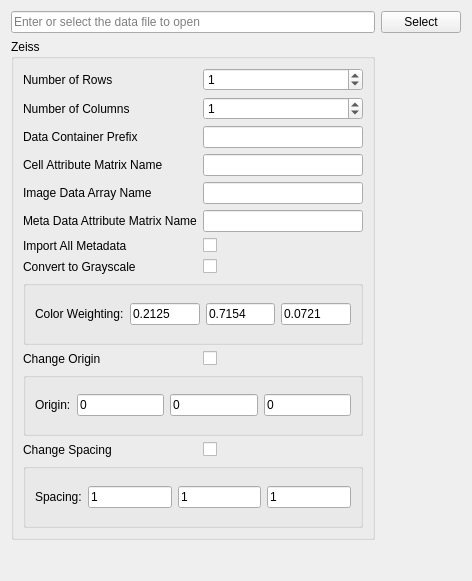
The window that SIMPLVtkLib/Wizards/ImportMontage/UI_Files/ZeissImportPage.ui (tplatt77/SIMPLVtkLib) describes before a commit, drawn with Qt 5.
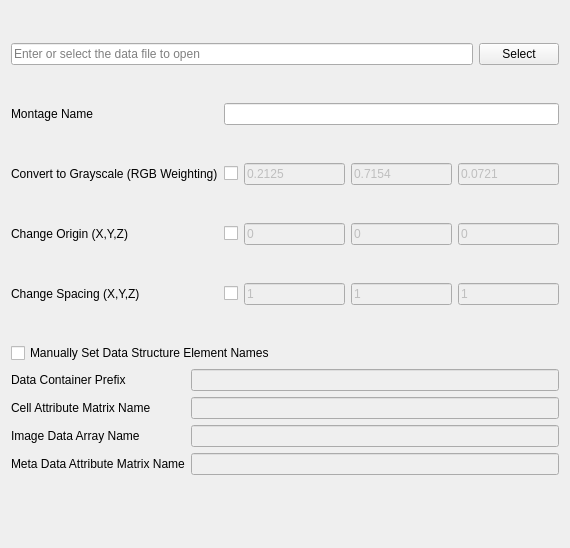
The same window after the commit.

Commit message: Removing numOfRows and numOfCols fields from the Zeiss Import wizard page, because we are already getting this information from the XML file.  Setting the pipeline to always import all Zeiss metadata.  Creating an "Advanced" section at the bottom of the wizard page that contains fields for manual DCA element names entry.

What changed in the file:
```diff
--- a/SIMPLVtkLib/Wizards/ImportMontage/UI_Files/ZeissImportPage.ui
+++ b/SIMPLVtkLib/Wizards/ImportMontage/UI_Files/ZeissImportPage.ui
@@ -6,279 +6,295 @@
    <rect>
     <x>0</x>
     <y>0</y>
-    <width>472</width>
-    <height>581</height>
+    <width>570</width>
+    <height>548</height>
    </rect>
   </property>
   <property name="windowTitle">
    <string>WizardPage</string>
   </property>
-  <layout class="QGridLayout" name="gridLayout" columnstretch="0,0,0">
+  <layout class="QGridLayout" name="gridLayout" columnstretch="0,0,0,0,0,0">
    <property name="sizeConstraint">
     <enum>QLayout::SetDefaultConstraint</enum>
    </property>
-   <item row="1" column="2">
-    <widget class="QPushButton" name="selectButton">
+   <item row="2" column="1">
+    <widget class="QLabel" name="label_17">
      <property name="text">
-      <string>Select</string>
+      <string>Montage Name</string>
      </property>
     </widget>
    </item>
-   <item row="1" column="1">
+   <item row="7" column="5">
+    <widget class="QLineEdit" name="colorWeightingB">
+     <property name="enabled">
+      <bool>false</bool>
+     </property>
+     <property name="minimumSize">
+      <size>
+       <width>56</width>
+       <height>21</height>
+      </size>
+     </property>
+     <property name="text">
+      <string>0.0721</string>
+     </property>
+    </widget>
+   </item>
+   <item row="7" column="2">
+    <widget class="QCheckBox" name="convertGrayscaleCB">
+     <property name="text">
+      <string/>
+     </property>
+    </widget>
+   </item>
+   <item row="8" column="3">
+    <widget class="QLineEdit" name="originX">
+     <property name="enabled">
+      <bool>false</bool>
+     </property>
+     <property name="minimumSize">
+      <size>
+       <width>56</width>
+       <height>21</height>
+      </size>
+     </property>
+     <property name="text">
+      <string>0</string>
+     </property>
+    </widget>
+   </item>
+   <item row="2" column="2" colspan="4">
+    <widget class="QLineEdit" name="zeissMontageNameLE"/>
+   </item>
+   <item row="8" column="1">
+    <widget class="QLabel" name="label_3">
+     <property name="text">
+      <string>Change Origin (X,Y,Z)</string>
+     </property>
+    </widget>
+   </item>
+   <item row="9" column="1">
+    <widget class="QLabel" name="label_4">
+     <property name="text">
+      <string>Change Spacing (X,Y,Z)</string>
+     </property>
+    </widget>
+   </item>
+   <item row="9" column="3">
+    <widget class="QLineEdit" name="spacingX">
+     <property name="enabled">
+      <bool>false</bool>
+     </property>
+     <property name="minimumSize">
+      <size>
+       <width>56</width>
+       <height>21</height>
+      </size>
+     </property>
+     <property name="text">
+      <string>1</string>
+     </property>
+    </widget>
+   </item>
+   <item row="0" column="1" colspan="5">
+    <layout class="QHBoxLayout" name="horizontalLayout">
+     <property name="bottomMargin">
+      <number>0</number>
+     </property>
+     <item>
     <widget class="QLineEdit" name="zeissDataFileLE">
      <property name="placeholderText">
       <string>Enter or select the data file to open</string>
      </property>
     </widget>
    </item>
-   <item row="2" column="1">
-    <widget class="QGroupBox" name="configFileMetadata">
-     <property name="title">
-      <string>Zeiss</string>
-     </property>
-     <layout class="QGridLayout" name="configFileMetadataLayout">
-      <item row="11" column="0">
-       <widget class="QLabel" name="label_4">
+     <item>
+      <widget class="QPushButton" name="selectButton">
+       <property name="text">
+        <string>Select</string>
+       </property>
+      </widget>
+     </item>
+    </layout>
+   </item>
+   <item row="9" column="5">
+    <widget class="QLineEdit" name="spacingZ">
+     <property name="enabled">
+      <bool>false</bool>
+     </property>
+     <property name="minimumSize">
+      <size>
+       <width>56</width>
+       <height>21</height>
+      </size>
+     </property>
         <property name="text">
-         <string>Change Spacing</string>
+      <string>1</string>
         </property>
        </widget>
       </item>
-      <item row="0" column="1">
-       <widget class="QSpinBox" name="zeissNumOfRowsSB">
-        <property name="value">
-         <number>1</number>
+   <item row="8" column="2">
+    <widget class="QCheckBox" name="changeOriginCB">
+     <property name="text">
+      <string/>
         </property>
        </widget>
       </item>
-      <item row="1" column="0">
-       <widget class="QLabel" name="label_2">
+   <item row="8" column="4">
+    <widget class="QLineEdit" name="originY">
+     <property name="enabled">
+      <bool>false</bool>
+     </property>
+     <property name="minimumSize">
+      <size>
+       <width>56</width>
+       <height>21</height>
+      </size>
+     </property>
         <property name="text">
-         <string>Number of Columns</string>
+      <string>0</string>
         </property>
        </widget>
       </item>
-      <item row="1" column="1">
-       <widget class="QSpinBox" name="zeissNumOfColsSB">
-        <property name="value">
-         <number>1</number>
-        </property>
-       </widget>
-      </item>
-      <item row="0" column="0">
-       <widget class="QLabel" name="label">
+   <item row="7" column="4">
+    <widget class="QLineEdit" name="colorWeightingG">
+     <property name="enabled">
+      <bool>false</bool>
+     </property>
+     <property name="minimumSize">
+      <size>
+       <width>56</width>
+       <height>21</height>
+      </size>
+     </property>
+     <property name="text">
+      <string>0.7154</string>
+     </property>
+    </widget>
+   </item>
+   <item row="7" column="3">
+    <widget class="QLineEdit" name="colorWeightingR">
+     <property name="enabled">
+      <bool>false</bool>
+     </property>
+     <property name="minimumSize">
+      <size>
+       <width>56</width>
+       <height>21</height>
+      </size>
+     </property>
         <property name="text">
-         <string>Number of Rows</string>
+      <string>0.2125</string>
         </property>
        </widget>
       </item>
-      <item row="5" column="0">
-       <widget class="QLabel" name="label_14">
+   <item row="8" column="5">
+    <widget class="QLineEdit" name="originZ">
+     <property name="enabled">
+      <bool>false</bool>
+     </property>
+     <property name="minimumSize">
+      <size>
+       <width>56</width>
+       <height>21</height>
+      </size>
+     </property>
         <property name="text">
-         <string>Meta Data Attribute Matrix Name</string>
+      <string>0</string>
         </property>
        </widget>
       </item>
-      <item row="2" column="1">
-       <widget class="QLineEdit" name="zeissDataContainerPrefixLE"/>
-      </item>
-      <item row="7" column="0">
+   <item row="9" column="4">
+    <widget class="QLineEdit" name="spacingY">
+     <property name="enabled">
+      <bool>false</bool>
+     </property>
+     <property name="minimumSize">
+      <size>
+       <width>56</width>
+       <height>21</height>
+      </size>
+     </property>
+     <property name="text">
+      <string>1</string>
+     </property>
+    </widget>
+   </item>
+   <item row="7" column="1">
        <widget class="QLabel" name="label_16">
         <property name="text">
-         <string>Convert to Grayscale</string>
+      <string>Convert to Grayscale (RGB Weighting)</string>
+     </property>
+    </widget>
+   </item>
+   <item row="10" column="1" colspan="5">
+    <layout class="QGridLayout" name="advancedGridLayout">
+     <item row="4" column="1">
+      <widget class="QLineEdit" name="zeissMetadataAttrxMatrixLE">
+       <property name="enabled">
+        <bool>false</bool>
+       </property>
+      </widget>
+     </item>
+     <item row="2" column="0">
+      <widget class="QLabel" name="label_12">
+       <property name="text">
+        <string>Cell Attribute Matrix Name</string>
         </property>
        </widget>
       </item>
       <item row="4" column="0">
+      <widget class="QLabel" name="label_14">
+       <property name="text">
+        <string>Meta Data Attribute Matrix Name</string>
+       </property>
+      </widget>
+     </item>
+     <item row="3" column="0">
        <widget class="QLabel" name="label_13">
         <property name="text">
          <string>Image Data Array Name</string>
         </property>
        </widget>
       </item>
-      <item row="3" column="0">
-       <widget class="QLabel" name="label_12">
-        <property name="text">
-         <string>Cell Attribute Matrix Name</string>
+     <item row="3" column="1">
+      <widget class="QLineEdit" name="zeissImageDataArrayLE">
+       <property name="enabled">
+        <bool>false</bool>
         </property>
        </widget>
       </item>
-      <item row="2" column="0">
+     <item row="2" column="1">
+      <widget class="QLineEdit" name="zeissCellAttrMatrixLE">
+       <property name="enabled">
+        <bool>false</bool>
+       </property>
+      </widget>
+     </item>
+     <item row="1" column="0">
        <widget class="QLabel" name="label_11">
         <property name="text">
          <string>Data Container Prefix</string>
         </property>
        </widget>
       </item>
-      <item row="6" column="0">
-       <widget class="QLabel" name="label_15">
-        <property name="text">
-         <string>Import All Metadata</string>
-        </property>
-       </widget>
-      </item>
-      <item row="4" column="1">
-       <widget class="QLineEdit" name="zeissImageDataArrayLE"/>
-      </item>
-      <item row="6" column="1">
-       <widget class="QCheckBox" name="importMetadataCB">
-        <property name="text">
-         <string/>
-        </property>
-       </widget>
-      </item>
-      <item row="3" column="1">
-       <widget class="QLineEdit" name="zeissCellAttrMatrixLE"/>
-      </item>
-      <item row="7" column="1">
-       <widget class="QCheckBox" name="convertGrayscaleCB">
-        <property name="text">
-         <string/>
-        </property>
-       </widget>
-      </item>
-      <item row="5" column="1">
-       <widget class="QLineEdit" name="zeissMetadataAttrxMatrixLE"/>
-      </item>
-      <item row="9" column="0">
-       <widget class="QLabel" name="label_3">
-        <property name="text">
-         <string>Change Origin</string>
-        </property>
-       </widget>
-      </item>
-      <item row="9" column="1">
-       <widget class="QCheckBox" name="changeOriginCB">
-        <property name="text">
-         <string/>
-        </property>
-       </widget>
-      </item>
-      <item row="11" column="1">
-       <widget class="QCheckBox" name="changeSpacingCB">
-        <property name="text">
-         <string/>
-        </property>
-       </widget>
-      </item>
-      <item row="8" column="0" colspan="2">
-       <widget class="QGroupBox" name="colorWeighting">
-        <property name="title">
-         <string/>
-        </property>
-        <property name="flat">
+     <item row="1" column="1">
+      <widget class="QLineEdit" name="zeissDataContainerPrefixLE">
+       <property name="enabled">
          <bool>false</bool>
         </property>
-        <layout class="QGridLayout" name="gridLayout_2">
-         <item row="0" column="3">
-          <widget class="QLineEdit" name="colorWeightingB">
-           <property name="text">
-            <string>0.0721</string>
-           </property>
-          </widget>
-         </item>
-         <item row="0" column="1">
-          <widget class="QLineEdit" name="colorWeightingR">
+      </widget>
+     </item>
+     <item row="0" column="0" colspan="2">
+      <widget class="QCheckBox" name="manualDCAElementNamesCB">
            <property name="text">
-            <string>0.2125</string>
+        <string>Manually Set Data Structure Element Names</string>
            </property>
           </widget>
          </item>
-         <item row="0" column="2">
-          <widget class="QLineEdit" name="colorWeightingG">
-           <property name="text">
-            <string>0.7154</string>
-           </property>
-          </widget>
-         </item>
-         <item row="0" column="0">
-          <widget class="QLabel" name="label_7">
-           <property name="text">
-            <string>Color Weighting:</string>
-           </property>
-          </widget>
-         </item>
-        </layout>
-       </widget>
-      </item>
-      <item row="10" column="0" colspan="2">
-       <widget class="QGroupBox" name="newOrigin">
-        <property name="title">
-         <string/>
-        </property>
-        <layout class="QGridLayout" name="gridLayout_4">
-         <item row="0" column="2">
-          <widget class="QLineEdit" name="originY">
-           <property name="text">
-            <string>0</string>
-           </property>
-          </widget>
-         </item>
-         <item row="0" column="1">
-          <widget class="QLineEdit" name="originX">
-           <property name="text">
-            <string>0</string>
-           </property>
-          </widget>
-         </item>
-         <item row="0" column="3">
-          <widget class="QLineEdit" name="originZ">
-           <property name="text">
-            <string>0</string>
-           </property>
-          </widget>
-         </item>
-         <item row="0" column="0">
-          <widget class="QLabel" name="label_6">
-           <property name="text">
-            <string>Origin:</string>
-           </property>
-          </widget>
-         </item>
-        </layout>
-       </widget>
-      </item>
-      <item row="12" column="0" colspan="2">
-       <widget class="QGroupBox" name="newSpacing">
-        <property name="title">
-         <string/>
-        </property>
-        <layout class="QGridLayout" name="gridLayout_5">
-         <item row="0" column="1">
-          <widget class="QLineEdit" name="spacingX">
-           <property name="text">
-            <string>1</string>
-           </property>
-          </widget>
-         </item>
-         <item row="0" column="2">
-          <widget class="QLineEdit" name="spacingY">
-           <property name="text">
-            <string>1</string>
-           </property>
-          </widget>
-         </item>
-         <item row="0" column="3">
-          <widget class="QLineEdit" name="spacingZ">
-           <property name="text">
-            <string>1</string>
-           </property>
-          </widget>
-         </item>
-         <item row="0" column="0">
-          <widget class="QLabel" name="label_5">
-           <property name="text">
-            <string>Spacing:</string>
-           </property>
-          </widget>
-         </item>
-        </layout>
-       </widget>
-      </item>
-     </layout>
-    </widget>
-   </item>
-   <item row="3" column="1" colspan="2">
+    </layout>
+   </item>
+   <item row="13" column="1" colspan="2">
     <spacer name="verticalSpacer">
      <property name="orientation">
       <enum>Qt::Vertical</enum>
@@ -294,6 +310,13 @@
      </property>
     </spacer>
    </item>
+   <item row="9" column="2">
+    <widget class="QCheckBox" name="changeSpacingCB">
+     <property name="text">
+      <string/>
+     </property>
+    </widget>
+   </item>
   </layout>
  </widget>
  <resources/>
```
Lines whose indentation alone changed are shown as unchanged. The commit also changes 3 other files.
